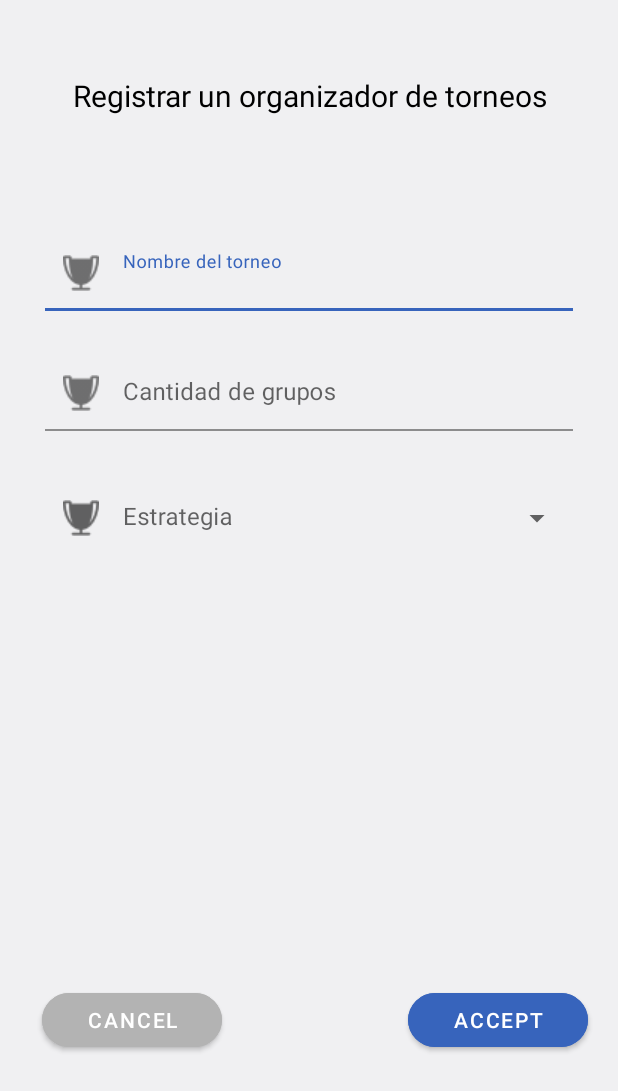
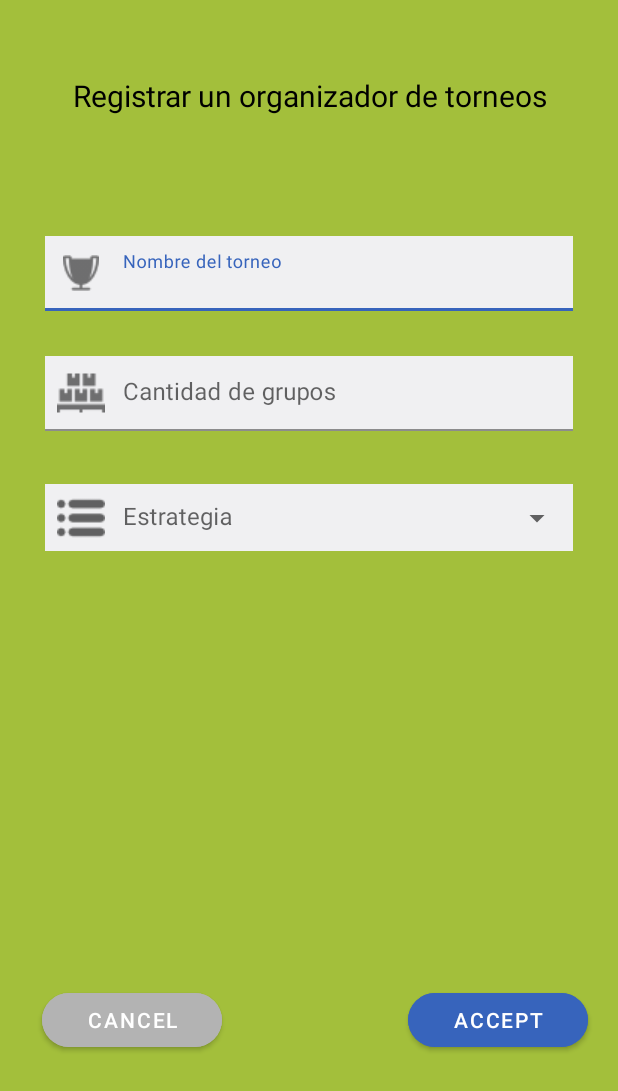
Before and after one commit to Mobile-Heroes/mytournament, an Android app: the screen it shows after launch (create_tournament), on a phone screen of 412 x 824 dp. Shown: the top 1091 px of the screen. Run offline under Robolectric (Android 15) with nearby library versions, the phone set to English and light mode, and no system bars.

Commit message:
Cambios de logo

```diff
--- a/app/src/main/res/layout/activity_create_tournament.xml
+++ b/app/src/main/res/layout/activity_create_tournament.xml
@@ -4,7 +4,7 @@
     xmlns:tools="http://schemas.android.com/tools"
     android:layout_width="match_parent"
     android:layout_height="match_parent"
-    android:background="@color/gris"
+    android:background="@color/verde"
     tools:context=".create_tournament">
 
     <TextView
@@ -52,7 +52,7 @@
         android:layout_marginStart="30dp"
         android:layout_marginEnd="30dp"
         android:hint="Cantidad de grupos"
-        app:startIconDrawable="@drawable/tournament"
+        app:startIconDrawable="@drawable/quantity_icon"
         app:layout_constraintEnd_toEndOf="parent"
         app:layout_constraintStart_toStartOf="parent"
         app:layout_constraintTop_toBottomOf="@+id/tiTournamentName">
@@ -73,7 +73,7 @@
         android:layout_marginStart="30dp"
         android:layout_marginEnd="30dp"
         style="@style/Widget.MaterialComponents.TextInputLayout.OutlinedBox.ExposedDropdownMenu"
-        app:startIconDrawable="@drawable/tournament"
+        app:startIconDrawable="@drawable/menu_list_icon"
         app:layout_constraintEnd_toEndOf="parent"
         app:layout_constraintStart_toStartOf="parent"
         app:layout_constraintTop_toBottomOf="@+id/tiQuantityTeam">
```
Also changed, not shown: app/src/main/res/drawable/menu_list_icon.png (added), app/src/main/res/drawable/quantity_icon.png (added).
